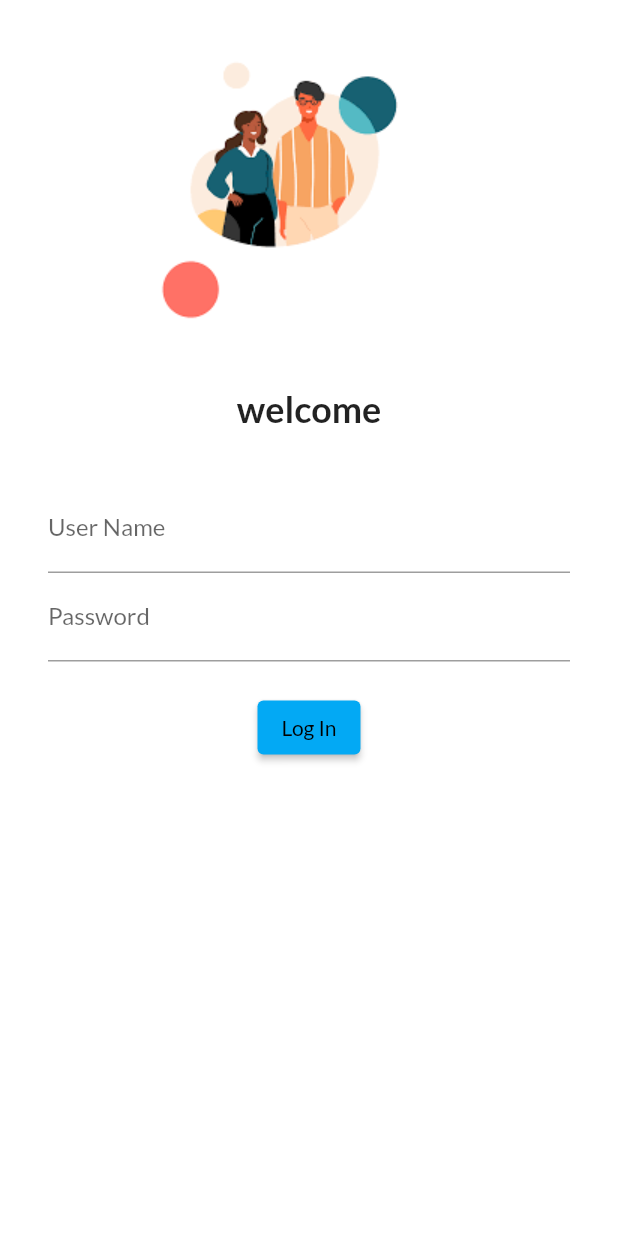
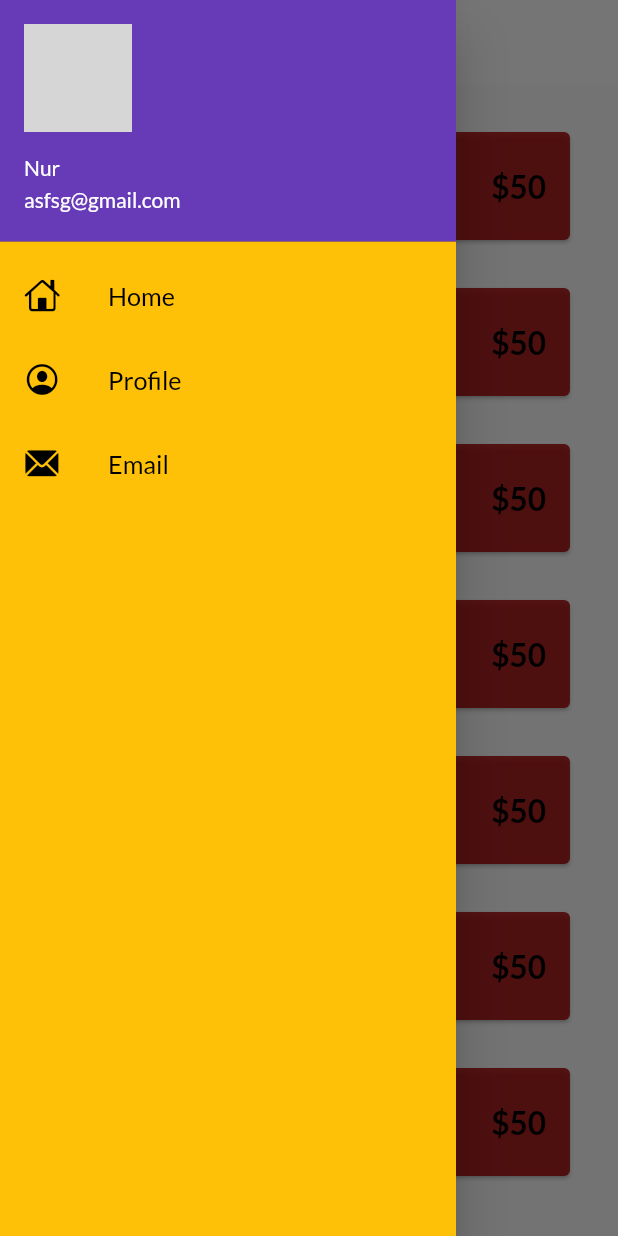
Before and after one commit to Saqline/flutter_catalog, a Flutter app: the screen it shows after launch, with the side drawer open (before the commit the screen has no drawer), on a phone screen of 412 x 824 dp. Run offline on Flutter 3.47's test engine with Material 2 defaults, Android fonts, the phone set to English and light mode, and no system bars; our stand-ins replace google_fonts; missing offline and left inert: dart:html; network calls fail; grey boxes are pictures that could not be loaded.

Commit message:
day-7 completed

```diff
--- a/lib/main.dart
+++ b/lib/main.dart
@@ -1,7 +1,10 @@
+// ignore_for_file: deprecated_member_use
+
 import 'package:flutter/material.dart';
 import 'package:flutter_catalog/pages/home_page.dart';
 import 'package:flutter_catalog/pages/login.dart';
 import 'package:flutter_catalog/utills/routes.dart';
+import 'package:flutter_catalog/widgets/themes.dart';
 import 'package:google_fonts/google_fonts.dart';
 import 'package:google_fonts/google_fonts.dart';
 
@@ -16,12 +19,11 @@ class MyApp extends StatelessWidget {
 
     return MaterialApp(
       // home: HomePage(),
+      debugShowCheckedModeBanner: false,
       themeMode: ThemeMode.light,
-      theme: ThemeData(
-        primarySwatch: Colors.deepPurple,
-        fontFamily: GoogleFonts.lato().fontFamily,
-      ),
-      //initialRoute: '/home',
+      theme: Mytheme.lightTheme(context),
+      darkTheme: Mytheme.darkTheme(context),
+      initialRoute: '/home',
       routes: {
         '/':(context) => Login(),
         MyRoutes.homeRoute:(context) => HomePage(),
--- /dev/null
+++ b/lib/models/catalog.dart
@@ -0,0 +1,15 @@
+class CatalogModel {
+  static final items = [
+    Item(id: 1, name: 'Nur', desc: 'Good', price: 50, color: 'red')
+  ];
+}
+
+class Item {
+  final int id;
+  final String name;
+  final String desc;
+  final num price;
+  final String color;
+
+  Item({required this.id, required this.name, required this.desc, required this.price, required this.color});
+}
--- a/lib/pages/home_page.dart
+++ b/lib/pages/home_page.dart
@@ -1,21 +1,31 @@
 import 'package:flutter/material.dart';
+import 'package:flutter_catalog/models/catalog.dart';
+import 'package:flutter_catalog/widgets/drawer.dart';
+
+import '../widgets/itemWidget.dart';
 
 class HomePage extends StatelessWidget {
   final int day = 30;
   final String name = 'coding';
   @override
   Widget build(BuildContext context) {
-    return  Scaffold(
+    final dummyList = List.generate(20, ((index) => CatalogModel.items[0]));
+    return Scaffold(
       appBar: AppBar(
         title: Text('Catalog App'),
       ),
-      body: Center(
-          child: Container(
-            child: Text("Welcome to $day days of $name"),
-          ),
+      body: Padding(
+        padding: EdgeInsets.all(16),
+        child: ListView.builder(
+          itemCount: dummyList.length,
+          itemBuilder: (context, index) {
+            return ItemWidget(
+              item: dummyList[index],
+            );
+          },
         ),
-      drawer: Drawer(),
-
-      );
+      ),
+      drawer: MyDrawer(),
+    );
   }
 }
--- /dev/null
+++ b/lib/widgets/drawer.dart
@@ -0,0 +1,70 @@
+// ignore_for_file: prefer_const_constructors
+
+import 'package:flutter/cupertino.dart';
+import 'package:flutter/material.dart';
+
+class MyDrawer extends StatelessWidget {
+  final imageUrl =
+      "https://www.freepik.com/free-photo/waist-up-portrait-handsome-serious-unshaven-male-keeps-hands-together-dressed-dark-blue-shirt-has-talk-with-interlocutor-stands-against-white-wall-self-confident-man-freelancer_10421502.htm#query=man&position=0&from_view=keyword";
+  @override
+  Widget build(BuildContext context) {
+    return Drawer(
+      child: Container(
+        color: Colors.amber,
+        child: ListView(
+          children: [
+            DrawerHeader(
+              padding: EdgeInsets.zero,
+              child: UserAccountsDrawerHeader(
+                margin: EdgeInsets.zero,
+                accountName: Text("Nur"),
+                accountEmail: (Text('asfsg@gmail.com')),
+                currentAccountPicture:
+                    CircleAvatar(backgroundImage: NetworkImage(imageUrl)),
+              ),
+            ),
+
+            // ignore: prefer_const_constructors
+            ListTile(
+
+              // ignore: prefer_const_constructors
+              leading: Icon(
+                CupertinoIcons.home,
+                color: Colors.black,
+              ),
+              title: Text('Home',
+              textScaleFactor: 1.2,
+              style: TextStyle(
+                color: Colors.black
+              ),),
+            ),
+             ListTile(
+              // ignore: prefer_const_constructors
+              leading: Icon(
+                CupertinoIcons.profile_circled,
+                color: Colors.black,
+              ),
+              title: Text('Profile',
+              textScaleFactor: 1.2,
+              style: TextStyle(
+                color: Colors.black
+              ),),
+            ),
+             ListTile(
+              // ignore: prefer_const_constructors
+              leading: Icon(
+                CupertinoIcons.mail_solid,
+                color: Colors.black,
+              ),
+              title: Text('Email',
+              textScaleFactor: 1.2,
+              style: TextStyle(
+                color: Colors.black
+              ),),
+            ),
+          ],
+        ),
+      ),
+    );
+  }
+}
--- /dev/null
+++ b/lib/widgets/itemWidget.dart
@@ -0,0 +1,34 @@
+import 'dart:html';
+
+import 'package:flutter/cupertino.dart';
+import 'package:flutter/src/foundation/key.dart';
+import 'package:flutter/src/widgets/framework.dart';
+import 'package:flutter_catalog/models/catalog.dart';
+import 'package:flutter/material.dart';
+
+class ItemWidget extends StatelessWidget {
+  final Item item;
+
+  const ItemWidget({super.key, required this.item});
+
+  @override
+  Widget build(BuildContext context) {
+    return Card(
+      margin: EdgeInsets.all(16),
+      color: Color.fromARGB(221, 170, 10, 10),
+      child: ListTile(
+        onTap: () {
+          print('${item.name} pressed');
+        },
+        title: Text(item.name),
+        //leading: ,
+        subtitle: Text(item.desc),
+        trailing: Text(
+          '\$${item.price}',
+          textScaleFactor: 1.5,
+          style: TextStyle(color: Colors.black, fontWeight: FontWeight.bold),
+        ),
+      ),
+    );
+  }
+}
--- /dev/null
+++ b/lib/widgets/themes.dart
@@ -0,0 +1,20 @@
+import 'package:flutter/material.dart';
+import 'package:google_fonts/google_fonts.dart';
+
+class Mytheme {
+  static ThemeData lightTheme(BuildContext context) => ThemeData(
+      primarySwatch: Colors.deepPurple,
+      fontFamily: GoogleFonts.lato().fontFamily,
+      appBarTheme: AppBarTheme(
+        color: Colors.white,
+        elevation: 0,
+        iconTheme: IconThemeData(
+          color: Colors.black,
+        ),
+        textTheme: Theme.of(context).textTheme,
+      ));
+
+  static ThemeData darkTheme(BuildContext context) => ThemeData(
+        brightness: Brightness.dark
+      );
+}
```
Also changed, not shown: lib/pages/login.dart (+77 -13 lines).
